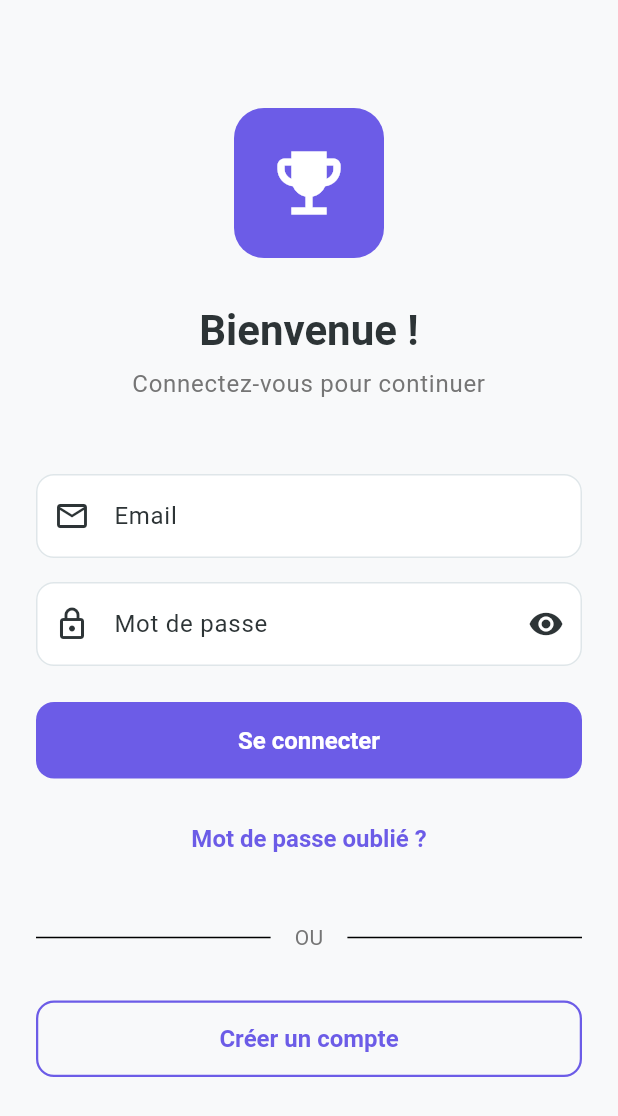
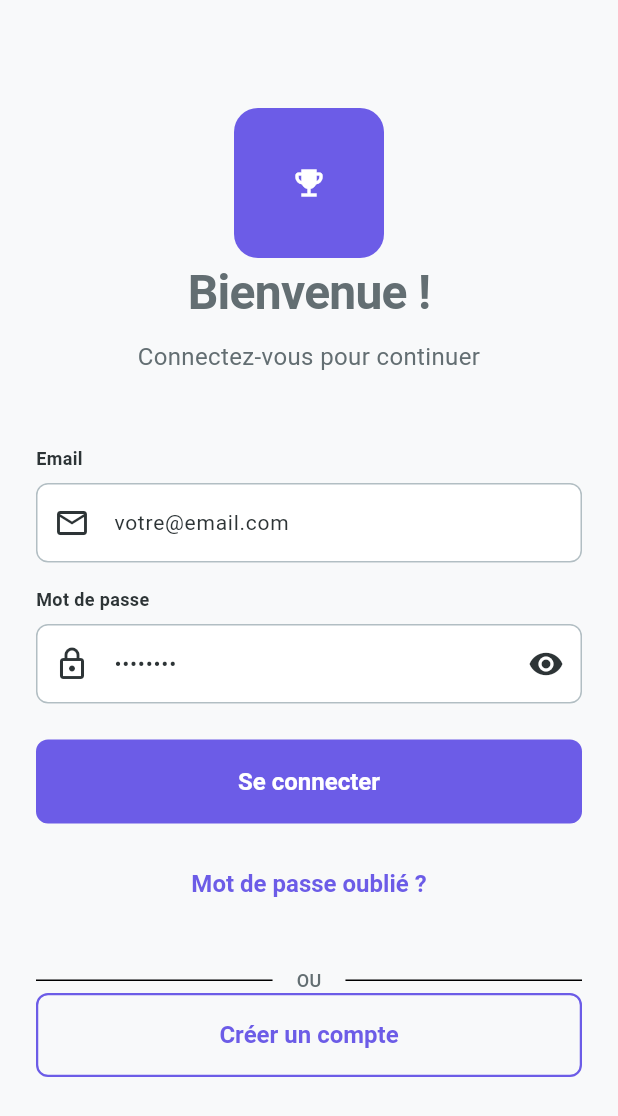
Before and after one commit to ahsina/StakeIt, a Flutter app: the screen it shows after launch, on a phone screen of 412 x 824 dp. Shown: the top 1116 px of the screen. Run offline on Flutter 3.47's test engine with Material 3 defaults, Android fonts, the phone set to English and light mode, and no system bars; our stand-ins replace dio, firebase_core, firebase_messaging, flutter_local_notifications, flutter_riverpod, flutter_secure_storage and 6 more; missing offline and left inert: flutter_stripe, signalr_netcore; accounts and stored records are empty; generated files the repository leaves out were written again; statements that could not run were skipped.

Commit message:
Refactor authentication and stake screens to use shared components
Updated login and create stake screens to use the new UI component library and utilities:

Login Screen Refactoring:
- Replace TextFormField with CustomTextField for email and password
- Replace ElevatedButton/OutlinedButton/TextButton with CustomButton
- Use Validators utility for email and password validation
- Use ErrorMapper.mapAuthError for authentication error handling
- Apply AppColors, AppSizes, and AppTextStyles throughout
- Consistent styling with design system

Create Stake Screen Refactoring:
- Replace TextFormField with CustomTextField and CurrencyTextField
- Replace ElevatedButton with CustomButton
- Replace Card-based info section with WarningCard component
- Use Validators utility for all form validation (title, amount, count)
- Use ErrorMapper.mapStakeError for stake error handling
- Use DateFormatter.formatLongDateTime for date display
- Apply AppConstants throughout for consistent theming

Benefits:
- Reduced code duplication (100+ lines of code simplified)
- Consistent UI/UX across all screens
- Centralized validation logic
- Better error messages with ErrorMapper
- Easier maintenance and future updates
- Type-safe button types and sizes

```diff
--- a/src/stakeit_mobile/lib/features/auth/presentation/login_screen.dart
+++ b/src/stakeit_mobile/lib/features/auth/presentation/login_screen.dart
@@ -2,7 +2,12 @@ import 'package:flutter/material.dart';
 import 'package:flutter_riverpod/flutter_riverpod.dart';
 import 'package:go_router/go_router.dart';
 import '../../../core/router/app_router.dart';
+import '../../../core/theme/app_constants.dart';
 import '../../../shared/models/user_model.dart';
+import '../../../shared/widgets/custom_text_field.dart';
+import '../../../shared/widgets/custom_button.dart';
+import '../../../shared/utils/validators.dart';
+import '../../../shared/utils/error_mapper.dart';
 import '../data/providers/auth_provider.dart';
 
 class LoginScreen extends ConsumerStatefulWidget {
@@ -50,8 +55,8 @@ class _LoginScreenState extends ConsumerState<LoginScreen> {
 
       ScaffoldMessenger.of(context).showSnackBar(
         SnackBar(
-          content: Text(e.toString().replaceAll('Exception: ', '')),
-          backgroundColor: Colors.red,
+          content: Text(ErrorMapper.mapAuthError(e)),
+          backgroundColor: AppColors.error,
         ),
       );
     } finally {
@@ -79,59 +84,48 @@ class _LoginScreenState extends ConsumerState<LoginScreen> {
                     width: 100,
                     height: 100,
                     decoration: BoxDecoration(
-                      color: Theme.of(context).primaryColor,
-                      borderRadius: BorderRadius.circular(20),
+                      color: AppColors.primary,
+                      borderRadius: BorderRadius.circular(AppSizes.radiusXL),
                     ),
                     child: const Icon(
                       Icons.emoji_events,
-                      size: 56,
+                      size: AppSizes.iconXXL,
                       color: Colors.white,
                     ),
                   ),
                 ),
-                const SizedBox(height: 32),
+                const SizedBox(height: AppSizes.paddingXXL),
                 // Title
                 Text(
                   'Bienvenue !',
-                  style: Theme.of(context).textTheme.displayMedium,
+                  style: AppTextStyles.displayLarge,
                   textAlign: TextAlign.center,
                 ),
-                const SizedBox(height: 8),
+                const SizedBox(height: AppSizes.paddingS),
                 Text(
                   'Connectez-vous pour continuer',
-                  style: Theme.of(context).textTheme.bodyLarge?.copyWith(
-                        color: Colors.grey[600],
+                  style: AppTextStyles.bodyLarge.copyWith(
+                    color: AppColors.textSecondary,
                   ),
                   textAlign: TextAlign.center,
                 ),
                 const SizedBox(height: 48),
                 // Email Field
-                TextFormField(
+                CustomTextField(
+                  label: 'Email',
+                  hint: 'votre@email.com',
                   controller: _emailController,
                   keyboardType: TextInputType.emailAddress,
-                  decoration: const InputDecoration(
-                    labelText: 'Email',
-                    hintText: 'votre@email.com',
-                    prefixIcon: Icon(Icons.email_outlined),
-                  ),
-                  validator: (value) {
-                    if (value == null || value.isEmpty) {
-                      return 'Veuillez entrer votre email';
-                    }
-                    if (!value.contains('@')) {
-                      return 'Email invalide';
-                    }
-                    return null;
-                  },
+                  prefixIcon: const Icon(Icons.email_outlined),
+                  validator: Validators.validateEmail,
                 ),
                 const SizedBox(height: 16),
                 // Password Field
-                TextFormField(
+                CustomTextField(
+                  label: 'Mot de passe',
+                  hint: '••••••••',
                   controller: _passwordController,
                   obscureText: !_isPasswordVisible,
-                  decoration: InputDecoration(
-                    labelText: 'Mot de passe',
-                    hintText: '••••••••',
                   prefixIcon: const Icon(Icons.lock_outlined),
                   suffixIcon: IconButton(
                     icon: Icon(
@@ -145,37 +139,27 @@ class _LoginScreenState extends ConsumerState<LoginScreen> {
                       });
                     },
                   ),
-                  ),
-                  validator: (value) {
-                    if (value == null || value.isEmpty) {
-                      return 'Veuillez entrer votre mot de passe';
-                    }
-                    return null;
-                  },
+                  validator: Validators.validateRequired,
                 ),
                 const SizedBox(height: 24),
                 // Login Button
-                ElevatedButton(
-                  onPressed: _isLoading ? null : _handleLogin,
-                  child: _isLoading
-                      ? const SizedBox(
-                          height: 20,
-                          width: 20,
-                          child: CircularProgressIndicator(
-                            strokeWidth: 2,
-                            valueColor:
-                                AlwaysStoppedAnimation<Color>(Colors.white),
-                          ),
-                        )
-                      : const Text('Se connecter'),
+                CustomButton(
+                  text: 'Se connecter',
+                  onPressed: _handleLogin,
+                  isLoading: _isLoading,
+                  type: ButtonType.primary,
+                  size: ButtonSize.large,
+                  isFullWidth: true,
                 ),
                 const SizedBox(height: 16),
                 // Forgot Password
-                TextButton(
+                CustomButton(
+                  text: 'Mot de passe oublié ?',
                   onPressed: () {
                     // TODO: Implement forgot password
                   },
-                  child: const Text('Mot de passe oublié ?'),
+                  type: ButtonType.text,
+                  isFullWidth: true,
                 ),
                 const SizedBox(height: 32),
                 // Divider
@@ -183,22 +167,27 @@ class _LoginScreenState extends ConsumerState<LoginScreen> {
                   children: [
                     const Expanded(child: Divider()),
                     Padding(
-                      padding: const EdgeInsets.symmetric(horizontal: 16),
+                      padding: const EdgeInsets.symmetric(horizontal: AppSizes.paddingM),
                       child: Text(
                         'OU',
-                        style: TextStyle(color: Colors.grey[600]),
+                        style: AppTextStyles.labelMedium.copyWith(
+                          color: AppColors.textSecondary,
+                        ),
                       ),
                     ),
                     const Expanded(child: Divider()),
                   ],
                 ),
-                const SizedBox(height: 32),
+                const SizedBox(height: AppSizes.paddingXXL),
                 // Register Button
-                OutlinedButton(
+                CustomButton(
+                  text: 'Créer un compte',
                   onPressed: () {
                     context.go(AppRoutes.register);
                   },
-                  child: const Text('Créer un compte'),
+                  type: ButtonType.outlined,
+                  size: ButtonSize.large,
+                  isFullWidth: true,
                 ),
               ],
             ),
```
Also changed, not shown: src/stakeit_mobile/lib/features/stakes/presentation/create_stake_screen.dart (+44 -110 lines). Lines whose indentation alone changed are shown as unchanged.
